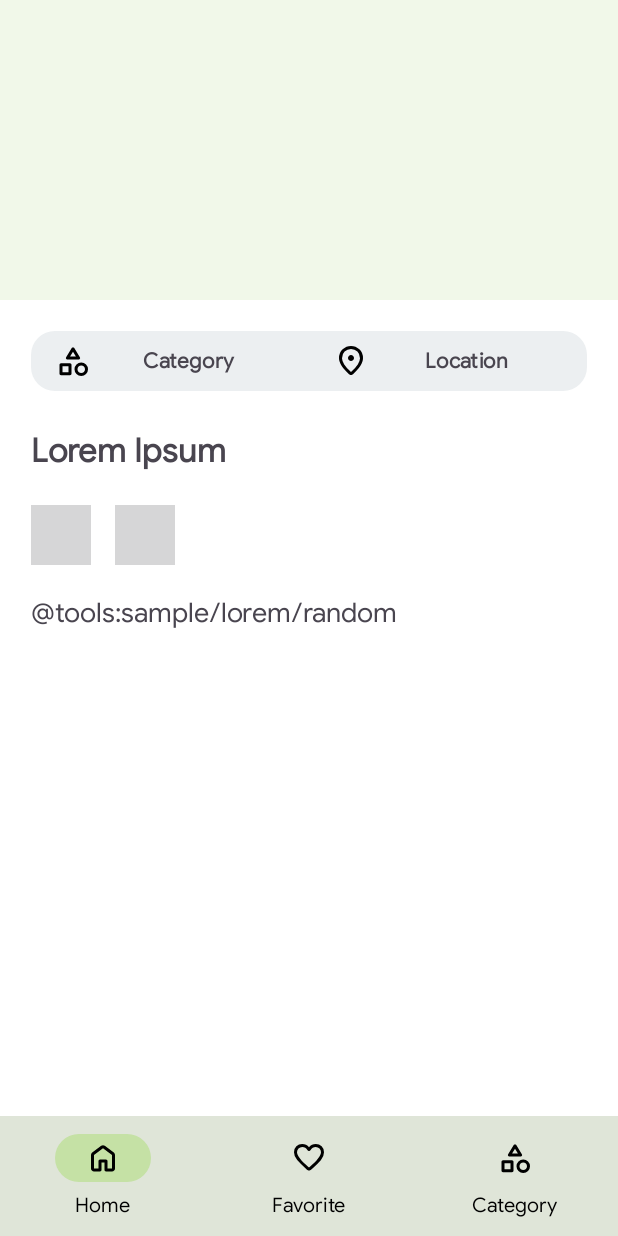
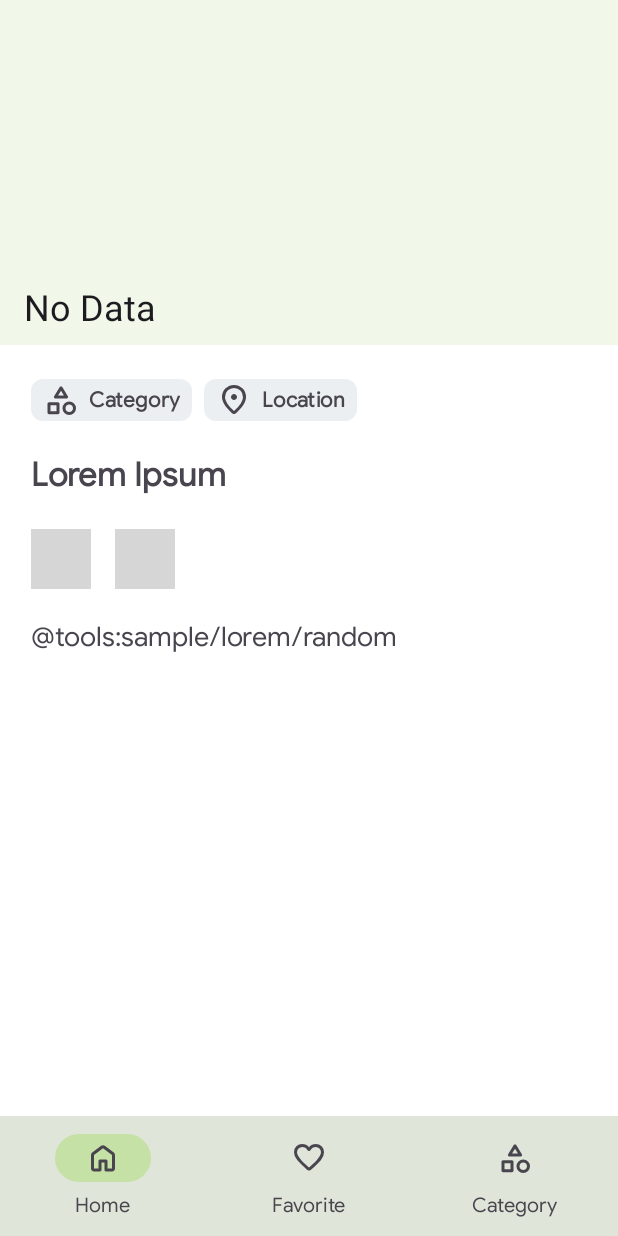
Before and after one commit to youuungh/MealToday, an Android app built with Jetpack Compose: the fragment MealFragment placed in its activity, on a phone screen of 412 x 824 dp. Run offline under Robolectric (Android 15) with nearby library versions, the phone set to English and light mode, and no system bars; our stand-ins replace Dagger/Hilt's generated code, navigation-ui; pictures from the network do not load; 3 statements that could not run were skipped.

Commit message:
Update commit

```diff
--- a/app/src/main/java/com/example/mealtoday/ui/activities/MainActivity.kt
+++ b/app/src/main/java/com/example/mealtoday/ui/activities/MainActivity.kt
@@ -3,23 +3,11 @@ package com.example.mealtoday.ui.activities
 import androidx.appcompat.app.AppCompatActivity
 import android.os.Bundle
 import androidx.activity.enableEdgeToEdge
-import androidx.constraintlayout.widget.ConstraintLayout
-import androidx.constraintlayout.widget.ConstraintSet
-import androidx.core.view.WindowCompat
-import androidx.core.view.WindowInsetsCompat
 import androidx.core.view.isVisible
-import androidx.core.view.updatePadding
-import androidx.navigation.Navigation
-import androidx.navigation.findNavController
 import androidx.navigation.fragment.NavHostFragment
-import androidx.navigation.ui.NavigationUI
 import androidx.navigation.ui.setupWithNavController
 import com.example.mealtoday.R
 import com.example.mealtoday.databinding.ActivityMainBinding
-import com.example.mealtoday.utils.doOnApplyWindowInsets
-import com.example.mealtoday.utils.fitSystemWindowsWithAdjustResize
-import com.google.android.material.color.DynamicColors
-import com.google.android.material.elevation.SurfaceColors
 import dagger.hilt.android.AndroidEntryPoint
 
 @AndroidEntryPoint
@@ -31,7 +19,6 @@ class MainActivity : AppCompatActivity() {
         //window.navigationBarColor = SurfaceColors.SURFACE_2.getColor(this);
         enableEdgeToEdge()
         super.onCreate(savedInstanceState)
-        supportActionBar?.hide()
         binding = ActivityMainBinding.inflate(layoutInflater)
         setContentView(binding.root)
 
@@ -48,6 +35,7 @@ class MainActivity : AppCompatActivity() {
                         .translationY(binding.bottomNavigation.height.toFloat())
                 }
                 else -> binding.bottomNavigation.apply {
+                    binding.bottomNavigation.bringToFront()
                     binding.bottomNavigation.isVisible = true
                     binding.bottomNavigation.animate()
                         .translationY(0f)
--- a/app/src/main/java/com/example/mealtoday/ui/fragments/HomeFragment.kt
+++ b/app/src/main/java/com/example/mealtoday/ui/fragments/HomeFragment.kt
@@ -22,6 +22,7 @@ import com.example.mealtoday.adapters.HotAdapter
 import com.example.mealtoday.databinding.FragmentHomeBinding
 import com.example.mealtoday.utils.doOnApplyWindowInsets
 import com.example.mealtoday.viewModel.HomeViewModel
+import com.google.android.material.transition.platform.MaterialFadeThrough
 import dagger.hilt.android.AndroidEntryPoint
 import kotlinx.coroutines.launch
 
@@ -42,6 +43,8 @@ class HomeFragment : Fragment(R.layout.fragment_home) {
 
     override fun onViewCreated(view: View, savedInstanceState: Bundle?) {
         super.onViewCreated(view, savedInstanceState)
+        enterTransition = MaterialFadeThrough().addTarget(binding.contentContainer)
+        reenterTransition = MaterialFadeThrough().addTarget(binding.contentContainer)
 
         hotAdapter = HotAdapter()
         categoriesHomeAdapter = CategoriesHomeAdapter()
@@ -67,8 +70,8 @@ class HomeFragment : Fragment(R.layout.fragment_home) {
                     .into(binding.randomImage)
 
                 try {
-                    binding.randomImage.setOnClickListener {
-                        val extras = FragmentNavigatorExtras(binding.randomImage to "randomImage")
+                    binding.cvRandomImage.setOnClickListener {
+                        val extras = FragmentNavigatorExtras(binding.cvRandomImage to "randomImage")
                         findNavController().navigate(HomeFragmentDirections.actionHomeFragmentToMealFragment(
                             data.idMeal, data.strMealThumb, data.strMeal), extras
                         )
--- a/app/src/main/java/com/example/mealtoday/ui/fragments/MealFragment.kt
+++ b/app/src/main/java/com/example/mealtoday/ui/fragments/MealFragment.kt
@@ -1,18 +1,25 @@
 package com.example.mealtoday.ui.fragments
 
 import android.graphics.Color
+import android.os.Build
 import android.os.Bundle
 import android.transition.TransitionInflater
 import android.view.View
 import androidx.activity.OnBackPressedCallback
+import androidx.core.view.ViewCompat
+import androidx.core.view.WindowInsetsCompat
+import androidx.core.view.doOnPreDraw
+import androidx.core.view.updatePadding
 import androidx.fragment.app.Fragment
 import androidx.navigation.NavController
 import androidx.navigation.Navigation
 import androidx.navigation.fragment.navArgs
+import androidx.navigation.ui.setupWithNavController
 import com.bumptech.glide.Glide
 import com.example.mealtoday.R
 import com.example.mealtoday.databinding.FragmentMealBinding
 import com.example.mealtoday.ui.activities.MainActivity
+import com.example.mealtoday.utils.doOnApplyWindowInsets
 import com.example.mealtoday.utils.fitSystemWindowsWithAdjustResize
 import com.google.android.material.transition.platform.MaterialContainerTransform
 
@@ -24,22 +31,22 @@ class MealFragment : Fragment(R.layout.fragment_meal) {
     override fun onCreate(savedInstanceState: Bundle?) {
         super.onCreate(savedInstanceState)
         sharedElementEnterTransition = MaterialContainerTransform().apply {
+            drawingViewId = R.id.hostFragment
             duration = 300L
             scrimColor = Color.TRANSPARENT
         }
-
     }
 
     override fun onViewCreated(view: View, savedInstanceState: Bundle?) {
         super.onViewCreated(view, savedInstanceState)
         binding = FragmentMealBinding.bind(view)
+
+        val activity = activity as MainActivity
         navController = Navigation.findNavController(view)
 
-        val activity = activity as MainActivity
-
-        binding.backButton.setOnClickListener {
-            navController.popBackStack()
-        }
+        activity.setSupportActionBar(binding.toolbar)
+        binding.toolbar.title = null
+        binding.toolbar.setupWithNavController(navController)
 
         getMealInfo()
 
--- a/app/src/main/res/color/nav_bottom_color.xml
+++ b/app/src/main/res/color/nav_bottom_color.xml
@@ -1,5 +1,5 @@
 <?xml version="1.0" encoding="utf-8"?>
 <selector xmlns:android="http://schemas.android.com/apk/res/android">
-    <item android:color="@color/black" android:state_checked="true" />
-    <item android:color="@color/black" />
+    <item android:color="?colorControlNormal" android:state_checked="true" />
+    <item android:color="?colorControlNormal" />
 </selector>
--- a/app/src/main/res/drawable/bg_round_text.xml
+++ b/app/src/main/res/drawable/bg_round_text.xml
@@ -2,5 +2,5 @@
 <shape xmlns:android="http://schemas.android.com/apk/res/android"
     android:shape="rectangle">
     <solid android:color="@color/md_blue_grey_50" />
-    <corners android:radius="16dp"/>
+    <corners android:radius="8dp"/>
 </shape>
--- a/app/src/main/res/drawable/ic_category.xml
+++ b/app/src/main/res/drawable/ic_category.xml
@@ -2,7 +2,8 @@
     android:width="24dp"
     android:height="24dp"
     android:viewportWidth="960"
-    android:viewportHeight="960">
+    android:viewportHeight="960"
+    android:tint="?attr/colorControlNormal">
   <path
       android:fillColor="#FF000000"
       android:pathData="m297,379 l149,-243q6,-10 15,-14.5t19,-4.5q10,0 19,4.5t15,14.5l149,243q6,10 6,21t-5,20q-5,9 -14,14.5t-21,5.5L331,440q-12,0 -21,-5.5T296,420q-5,-9 -5,-20t6,-21ZM700,880q-75,0 -127.5,-52.5T520,700q0,-75 52.5,-127.5T700,520q75,0 127.5,52.5T880,700q0,75 -52.5,127.5T700,880ZM120,820v-240q0,-17 11.5,-28.5T160,540h240q17,0 28.5,11.5T440,580v240q0,17 -11.5,28.5T400,860L160,860q-17,0 -28.5,-11.5T120,820ZM700,800q42,0 71,-29t29,-71q0,-42 -29,-71t-71,-29q-42,0 -71,29t-29,71q0,42 29,71t71,29ZM200,780h160v-160L200,620v160ZM402,360h156l-78,-126 -78,126ZM480,360ZM360,620ZM700,700Z"/>
--- a/app/src/main/res/drawable/ic_favorite.xml
+++ b/app/src/main/res/drawable/ic_favorite.xml
@@ -2,7 +2,8 @@
     android:width="24dp"
     android:height="24dp"
     android:viewportWidth="960"
-    android:viewportHeight="960">
+    android:viewportHeight="960"
+    android:tint="?attr/colorControlNormal">
   <path
       android:fillColor="#FF000000"
       android:pathData="M480,813q-14,0 -28.5,-5T426,792l-69,-63q-106,-97 -191.5,-192.5T80,326q0,-94 63,-157t157,-63q53,0 100,22.5t80,61.5q33,-39 80,-61.5T660,106q94,0 157,63t63,157q0,115 -85,211T602,730l-68,62q-11,11 -25.5,16t-28.5,5ZM442,270q-29,-41 -62,-62.5T300,186q-60,0 -100,40t-40,100q0,52 37,110.5T285.5,550q51.5,55 106,103t88.5,79q34,-31 88.5,-79t106,-103Q726,495 763,436.5T800,326q0,-60 -40,-100t-100,-40q-47,0 -80,21.5T518,270q-7,10 -17,15t-21,5q-11,0 -21,-5t-17,-15ZM480,459Z"/>
--- a/app/src/main/res/drawable/ic_home.xml
+++ b/app/src/main/res/drawable/ic_home.xml
@@ -2,7 +2,8 @@
     android:width="24dp"
     android:height="24dp"
     android:viewportWidth="960"
-    android:viewportHeight="960">
+    android:viewportHeight="960"
+    android:tint="?attr/colorControlNormal">
   <path
       android:fillColor="#FF000000"
       android:pathData="M240,760h120v-200q0,-17 11.5,-28.5T400,520h160q17,0 28.5,11.5T600,560v200h120v-360L480,220 240,400v360ZM160,760v-360q0,-19 8.5,-36t23.5,-28l240,-180q21,-16 48,-16t48,16l240,180q15,11 23.5,28t8.5,36v360q0,33 -23.5,56.5T720,840L560,840q-17,0 -28.5,-11.5T520,800v-200h-80v200q0,17 -11.5,28.5T400,840L240,840q-33,0 -56.5,-23.5T160,760ZM480,490Z"/>
--- a/app/src/main/res/drawable/ic_location.xml
+++ b/app/src/main/res/drawable/ic_location.xml
@@ -1,4 +1,4 @@
-<vector android:height="24dp" android:tint="#000000"
+<vector android:height="24dp" android:tint="?attr/colorControlNormal"
     android:viewportHeight="960" android:viewportWidth="960"
     android:width="24dp" xmlns:android="http://schemas.android.com/apk/res/android">
     <path android:fillColor="@android:color/white" android:pathData="M480,774Q602,662 661,570.5Q720,479 720,408Q720,299 650.5,229.5Q581,160 480,160Q379,160 309.5,229.5Q240,299 240,408Q240,479 299,570.5Q358,662 480,774ZM480,853Q466,853 452,848Q438,843 427,833Q362,773 312,716Q262,659 228.5,605.5Q195,552 177.5,502.5Q160,453 160,408Q160,258 256.5,169Q353,80 480,80Q607,80 703.5,169Q800,258 800,408Q800,453 782.5,502.5Q765,552 731.5,605.5Q698,659 648,716Q598,773 533,833Q522,843 508,848Q494,853 480,853ZM480,400Q480,400 480,400Q480,400 480,400Q480,400 480,400Q480,400 480,400Q480,400 480,400Q480,400 480,400Q480,400 480,400Q480,400 480,400ZM480,480Q513,480 536.5,456.5Q560,433 560,400Q560,367 536.5,343.5Q513,320 480,320Q447,320 423.5,343.5Q400,367 400,400Q400,433 423.5,456.5Q447,480 480,480Z"/>
--- a/app/src/main/res/drawable/ic_play.xml
+++ b/app/src/main/res/drawable/ic_play.xml
@@ -1,4 +1,4 @@
-<vector android:height="24dp" android:tint="#000000"
+<vector android:height="24dp" android:tint="?attr/colorControlNormal"
     android:viewportHeight="960" android:viewportWidth="960"
     android:width="24dp" xmlns:android="http://schemas.android.com/apk/res/android">
     <path android:fillColor="@android:color/white" android:pathData="M411,640L634,497Q643,491 643,480Q643,469 634,463L411,320Q401,313 390.5,319Q380,325 380,337L380,623Q380,635 390.5,641Q401,647 411,640ZM160,800Q127,800 103.5,776.5Q80,753 80,720L80,240Q80,207 103.5,183.5Q127,160 160,160L800,160Q833,160 856.5,183.5Q880,207 880,240L880,720Q880,753 856.5,776.5Q833,800 800,800L160,800ZM160,720L800,720Q800,720 800,720Q800,720 800,720L800,240Q800,240 800,240Q800,240 800,240L160,240Q160,240 160,240Q160,240 160,240L160,720Q160,720 160,720Q160,720 160,720ZM160,720Q160,720 160,720Q160,720 160,720L160,240Q160,240 160,240Q160,240 160,240L160,240Q160,240 160,240Q160,240 160,240L160,720Q160,720 160,720Q160,720 160,720L160,720Z"/>
--- a/app/src/main/res/drawable/ic_rounded_left.xml
+++ /dev/null
@@ -1,5 +0,0 @@
-<vector android:autoMirrored="true" android:height="24dp"
-    android:tint="#000000" android:viewportHeight="960"
-    android:viewportWidth="960" android:width="24dp" xmlns:android="http://schemas.android.com/apk/res/android">
-    <path android:fillColor="@android:color/white" android:pathData="M432,480L588,636Q599,647 599,664Q599,681 588,692Q577,703 560,703Q543,703 532,692L348,508Q342,502 339.5,495Q337,488 337,480Q337,472 339.5,465Q342,458 348,452L532,268Q543,257 560,257Q577,257 588,268Q599,279 599,296Q599,313 588,324L432,480Z"/>
-</vector>
--- a/app/src/main/res/drawable/ic_search.xml
+++ b/app/src/main/res/drawable/ic_search.xml
@@ -2,7 +2,8 @@
     android:width="24dp"
     android:height="24dp"
     android:viewportWidth="960"
-    android:viewportHeight="960">
+    android:viewportHeight="960"
+    android:tint="?attr/colorControlNormal">
   <path
       android:fillColor="#FF000000"
       android:pathData="M380,640q-109,0 -184.5,-75.5T120,380q0,-109 75.5,-184.5T380,120q109,0 184.5,75.5T640,380q0,44 -14,83t-38,69l224,224q11,11 11,28t-11,28q-11,11 -28,11t-28,-11L532,588q-30,24 -69,38t-83,14ZM380,560q75,0 127.5,-52.5T560,380q0,-75 -52.5,-127.5T380,200q-75,0 -127.5,52.5T200,380q0,75 52.5,127.5T380,560Z"/>
--- a/app/src/main/res/layout/activity_main.xml
+++ b/app/src/main/res/layout/activity_main.xml
@@ -7,22 +7,17 @@
     android:id="@+id/parentLayout"
     tools:context=".ui.activities.MainActivity">
 
-    <FrameLayout
-        android:layout_width="0dp"
-        android:layout_height="0dp"
+    <androidx.fragment.app.FragmentContainerView
+        android:id="@+id/hostFragment"
+        android:name="androidx.navigation.fragment.NavHostFragment"
+        android:layout_width="match_parent"
+        android:layout_height="match_parent"
+        app:defaultNavHost="true"
+        app:navGraph="@navigation/nav_graph"
         app:layout_constraintTop_toTopOf="parent"
         app:layout_constraintBottom_toTopOf="@id/bottomNavigation"
         app:layout_constraintStart_toStartOf="parent"
-        app:layout_constraintEnd_toEndOf="parent">
-
-        <androidx.fragment.app.FragmentContainerView
-            android:id="@+id/hostFragment"
-            android:name="androidx.navigation.fragment.NavHostFragment"
-            android:layout_width="match_parent"
-            android:layout_height="match_parent"
-            app:defaultNavHost="true"
-            app:navGraph="@navigation/nav_graph"/>
-    </FrameLayout>
+        app:layout_constraintEnd_toEndOf="parent"/>
 
     <com.google.android.material.bottomnavigation.BottomNavigationView
         android:id="@+id/bottomNavigation"
--- a/app/src/main/res/layout/fragment_home.xml
+++ b/app/src/main/res/layout/fragment_home.xml
@@ -4,6 +4,7 @@
     xmlns:tools="http://schemas.android.com/tools"
     android:layout_width="match_parent"
     android:layout_height="match_parent"
+    android:id="@+id/contentContainer"
     tools:context=".ui.fragments.HomeFragment">
 
     <androidx.core.widget.NestedScrollView
@@ -48,7 +49,8 @@
                 app:layout_constraintEnd_toEndOf="@id/end"/>
 
             <com.google.android.material.card.MaterialCardView
-                android:id="@+id/cv1"
+                android:id="@+id/cvRandomImage"
+                android:transitionName="randomImage"
                 android:layout_width="0dp"
                 android:layout_height="150dp"
                 android:layout_marginTop="16dp"
@@ -60,7 +62,6 @@
 
                 <ImageView
                     android:id="@+id/randomImage"
-                    android:transitionName="randomImage"
                     android:layout_width="match_parent"
                     android:layout_height="match_parent"
                     android:scaleType="centerCrop" />
@@ -76,7 +77,7 @@
                 android:fontFamily="@font/google_sans_bold"
                 android:text="Hot Items"
                 android:textSize="22sp"
-                app:layout_constraintTop_toBottomOf="@+id/cv1"
+                app:layout_constraintTop_toBottomOf="@+id/cvRandomImage"
                 app:layout_constraintStart_toStartOf="@id/start"/>
 
             <androidx.recyclerview.widget.RecyclerView
--- a/app/src/main/res/layout/fragment_meal.xml
+++ b/app/src/main/res/layout/fragment_meal.xml
@@ -4,50 +4,44 @@
     xmlns:tools="http://schemas.android.com/tools"
     android:layout_width="match_parent"
     android:layout_height="match_parent"
+    android:id="@+id/contentContainer"
     android:transitionName="randomImage"
+    android:fitsSystemWindows="true"
+    android:background="@android:color/transparent"
     tools:context=".ui.fragments.MealFragment">
 
     <com.google.android.material.appbar.AppBarLayout
         android:id="@+id/appBarLayout"
         android:layout_width="match_parent"
-        android:layout_height="200dp"
-        app:statusBarForeground="?attr/colorPrimarySurface"
+        android:layout_height="wrap_content"
+        android:fitsSystemWindows="true"
         tools:layout_behavior="com.google.android.material.appbar.AppBarLayout$ScrollingViewBehavior">
 
         <com.google.android.material.appbar.CollapsingToolbarLayout
             android:id="@+id/collapsing"
             android:layout_width="match_parent"
-            android:layout_height="match_parent"
-            app:contentScrim="@android:color/transparent"
+            android:layout_height="230dp"
+            android:fitsSystemWindows="true"
+            app:statusBarScrim="@color/md_light_green_50"
+            app:contentScrim="@color/md_light_green_50"
             app:layout_scrollFlags="snap|scroll|exitUntilCollapsed"
-            app:title="">
+            app:title="No Data">
 
-            <ImageView
+            <androidx.appcompat.widget.AppCompatImageView
                 android:id="@+id/mealImage"
                 android:layout_width="match_parent"
                 android:layout_height="match_parent"
+                android:fitsSystemWindows="true"
+                android:scaleType="centerCrop"
                 android:adjustViewBounds="true"
-                android:scaleType="centerCrop"
                 app:layout_collapseMode="parallax"/>
 
             <com.google.android.material.appbar.MaterialToolbar
+                android:id="@+id/toolbar"
                 android:layout_width="match_parent"
                 android:layout_height="?attr/actionBarSize"
-                app:layout_collapseMode="pin">
-
-                <ImageView
-                    android:id="@+id/backButton"
-                    android:layout_width="wrap_content"
-                    android:layout_height="wrap_content"
-                    android:padding="9dp"
-                    android:clickable="true"
-                    android:focusable="true"
-                    android:background="@drawable/bg_round_search"
-                    android:foreground="@drawable/bg_search_ripple"
-                    android:src="@drawable/ic_rounded_left"
-                    android:visibility="gone"/>
-
-            </com.google.android.material.appbar.MaterialToolbar>
+                app:navigationIcon="@drawable/ic_arrow_back"
+                app:layout_collapseMode="pin"/>
 
         </com.google.android.material.appbar.CollapsingToolbarLayout>
 
@@ -71,38 +65,40 @@
                 android:layout_width="0dp"
                 android:layout_height="wrap_content"
                 android:orientation="horizontal"
-                android:background="@drawable/bg_round_text"
                 app:layout_constraintTop_toTopOf="@id/top"
                 app:layout_constraintStart_toStartOf="@id/start"
                 app:layout_constraintEnd_toEndOf="@id/end">
 
                 <TextView
-                    android:layout_width="0dp"
+                    android:layout_width="wrap_content"
                     android:layout_height="wrap_content"
-                    android:layout_weight="1"
+                    android:layout_marginEnd="8dp"
                     android:gravity="center_vertical|center_horizontal"
-                    android:paddingHorizontal="16dp"
-                    android:paddingVertical="8dp"
-                    android:drawableStart="@drawable/ic_category"
+                    android:paddingHorizontal="8dp"
+                    android:paddingVertical="2dp"
+                    android:background="@drawable/bg_round_text"
+                    android:drawablePadding="6dp"
                     android:fontFamily="@font/google_sans_regular"
                     android:text="Category"
                     android:textStyle="bold"
                     android:singleLine="true"
-                    android:ellipsize="end"/>
+                    android:ellipsize="end"
+                    app:drawableStartCompat="@drawable/ic_category" />
 
                 <TextView
-                    android:layout_width="0dp"
+                    android:layout_width="wrap_content"
                     android:layout_height="wrap_content"
-                    android:layout_weight="1"
                     android:gravity="center_vertical|center_horizontal"
-                    android:paddingHorizontal="16dp"
-                    android:paddingVertical="8dp"
-                    android:drawableStart="@drawable/ic_location"
+                    android:paddingHorizontal="8dp"
+                    android:paddingVertical="2dp"
+                    android:background="@drawable/bg_round_text"
+                    android:drawablePadding="6dp"
                     android:fontFamily="@font/google_sans_regular"
                     android:text="Location"
                     android:textStyle="bold"
                     android:singleLine="true"
-                    android:ellipsize="end"/>
+                    android:ellipsize="end"
+                    app:drawableStartCompat="@drawable/ic_location" />
 
             </LinearLayout>
 
@@ -110,7 +106,7 @@
                 android:id="@+id/insLayout"
                 android:layout_width="0dp"
                 android:layout_height="wrap_content"
-                android:layout_marginTop="20dp"
+                android:layout_marginTop="16dp"
                 app:layout_constraintTop_toBottomOf="@id/mealLayout"
                 app:layout_constraintStart_toStartOf="@id/start"
                 app:layout_constraintEnd_toEndOf="@id/end">
```
